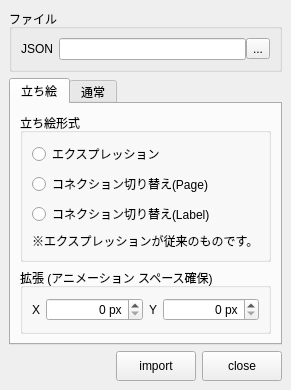
nakano000/Resolve_Script, file app/fusion/python/rs_fusion/tool/importer/importer.ui: the form before one commit.
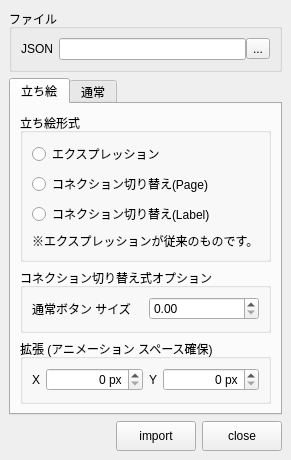
The form after the commit.

Commit message: ボタンサイズ変更追加

Patch:
```diff
--- a/app/fusion/python/rs_fusion/tool/importer/importer.ui
+++ b/app/fusion/python/rs_fusion/tool/importer/importer.ui
@@ -7,7 +7,7 @@
     <x>0</x>
     <y>0</y>
     <width>269</width>
-    <height>336</height>
+    <height>396</height>
    </rect>
   </property>
   <property name="windowTitle">
@@ -95,6 +95,29 @@
           </layout>
          </widget>
         </item>
+        <item>
+         <widget class="QGroupBox" name="groupBox_4">
+          <property name="title">
+           <string>コネクション切り替え式オプション</string>
+          </property>
+          <layout class="QVBoxLayout" name="verticalLayout_6">
+           <item>
+            <layout class="QHBoxLayout" name="horizontalLayout_4">
+             <item>
+              <widget class="QLabel" name="label_5">
+               <property name="text">
+                <string>通常ボタン サイズ</string>
+               </property>
+              </widget>
+             </item>
+             <item>
+              <widget class="QDoubleSpinBox" name="btnSizeSpinBox"/>
+             </item>
+            </layout>
+           </item>
+          </layout>
+         </widget>
+        </item>
         <item>
          <widget class="QGroupBox" name="groupBox">
           <property name="title">
```
The commit also changes 2 other files.
